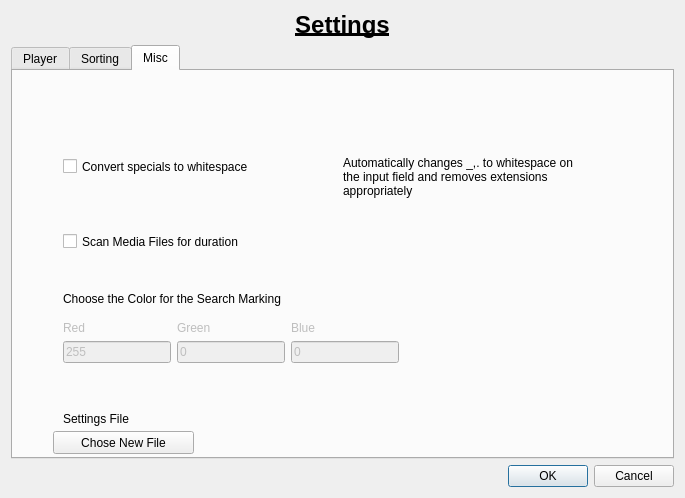
Before: the Qt Designer form src/settingsdialog.ui in Narfinger/serieviewer, drawn with Qt 5.
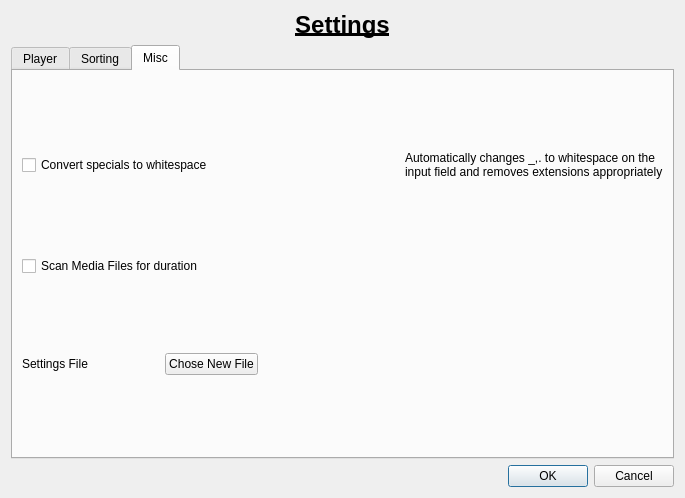
After: the same form once the commit is applied. The open tabs and pages were chosen to show the change. Icons and pictures are not drawn.

Commit message: cleaned up settings dialog and added icon for file save

The edit to the form file:
```diff
--- a/src/settingsdialog.ui
+++ b/src/settingsdialog.ui
@@ -286,103 +286,16 @@
       <attribute name="title">
        <string>Misc</string>
       </attribute>
-      <widget class="QWidget" name="gridLayoutWidget">
-       <property name="geometry">
-        <rect>
-         <x>50</x>
-         <y>250</y>
-         <width>461</width>
-         <height>52</height>
-        </rect>
-       </property>
        <layout class="QGridLayout" name="gridLayout2">
-        <property name="sizeConstraint">
-         <enum>QLayout::SetFixedSize</enum>
-        </property>
-        <item row="0" column="2">
-         <widget class="QLabel" name="label_8">
-          <property name="enabled">
-           <bool>false</bool>
-          </property>
+       <item row="2" column="4" colspan="2">
+        <widget class="QLabel" name="settingsfilelabel">
           <property name="text">
-           <string>Blue</string>
+          <string/>
           </property>
          </widget>
         </item>
-        <item row="0" column="0">
-         <widget class="QLabel" name="label_9">
-          <property name="enabled">
-           <bool>false</bool>
-          </property>
-          <property name="text">
-           <string>Red</string>
-          </property>
-         </widget>
-        </item>
-        <item row="0" column="1">
-         <widget class="QLabel" name="label_6">
-          <property name="enabled">
-           <bool>false</bool>
-          </property>
-          <property name="text">
-           <string>Green</string>
-          </property>
-         </widget>
-        </item>
-        <item row="1" column="0">
-         <widget class="QLineEdit" name="redEdit">
-          <property name="enabled">
-           <bool>false</bool>
-          </property>
-          <property name="text">
-           <string>255</string>
-          </property>
-         </widget>
-        </item>
-        <item row="1" column="1">
-         <widget class="QLineEdit" name="greenEdit">
-          <property name="enabled">
-           <bool>false</bool>
-          </property>
-          <property name="text">
-           <string>0</string>
-          </property>
-         </widget>
-        </item>
-        <item row="1" column="2">
-         <widget class="QLineEdit" name="blueEdit">
-          <property name="enabled">
-           <bool>false</bool>
-          </property>
-          <property name="text">
-           <string>0</string>
-          </property>
-         </widget>
-        </item>
-       </layout>
-      </widget>
-      <widget class="QLabel" name="label_10">
-       <property name="geometry">
-        <rect>
-         <x>50</x>
-         <y>220</y>
-         <width>431</width>
-         <height>16</height>
-        </rect>
-       </property>
-       <property name="text">
-        <string>Choose the Color for the Search Marking</string>
-       </property>
-      </widget>
+       <item row="0" column="5">
       <widget class="QLabel" name="label_7">
-       <property name="geometry">
-        <rect>
-         <x>330</x>
-         <y>70</y>
-         <width>238</width>
-         <height>71</height>
-        </rect>
-       </property>
        <property name="text">
         <string>Automatically changes _,. to whitespace on the input field and removes extensions appropriately</string>
        </property>
@@ -390,15 +303,9 @@
         <bool>true</bool>
        </property>
       </widget>
+       </item>
+       <item row="0" column="0" colspan="5">
       <widget class="QCheckBox" name="convertnamescheckbox">
-       <property name="geometry">
-        <rect>
-         <x>50</x>
-         <y>80</y>
-         <width>251</width>
-         <height>31</height>
-        </rect>
-       </property>
        <property name="autoFillBackground">
         <bool>false</bool>
        </property>
@@ -406,58 +313,83 @@
         <string>Convert specials to whitespace</string>
        </property>
       </widget>
-      <widget class="QCheckBox" name="scanmediabox">
-       <property name="geometry">
-        <rect>
-         <x>50</x>
-         <y>160</y>
-         <width>231</width>
-         <height>21</height>
-        </rect>
-       </property>
-       <property name="text">
-        <string>Scan Media Files for duration</string>
-       </property>
-      </widget>
+       </item>
+       <item row="2" column="0">
       <widget class="QLabel" name="label_5">
-       <property name="geometry">
-        <rect>
-         <x>50</x>
-         <y>340</y>
-         <width>111</width>
-         <height>16</height>
-        </rect>
+         <property name="sizePolicy">
+          <sizepolicy hsizetype="Fixed" vsizetype="Fixed">
+           <horstretch>0</horstretch>
+           <verstretch>0</verstretch>
+          </sizepolicy>
        </property>
        <property name="text">
         <string>Settings File</string>
        </property>
       </widget>
-      <widget class="QLabel" name="settingsfilelabel">
-       <property name="geometry">
-        <rect>
-         <x>210</x>
-         <y>340</y>
-         <width>421</width>
-         <height>16</height>
-        </rect>
-       </property>
+       </item>
+       <item row="1" column="0" colspan="5">
+        <widget class="QCheckBox" name="scanmediabox">
        <property name="text">
-        <string/>
-       </property>
-      </widget>
+          <string>Scan Media Files for duration</string>
+         </property>
+        </widget>
+       </item>
+       <item row="2" column="2">
       <widget class="QPushButton" name="settingsfileButton">
-       <property name="geometry">
-        <rect>
-         <x>40</x>
-         <y>360</y>
-         <width>141</width>
-         <height>23</height>
-        </rect>
+         <property name="sizePolicy">
+          <sizepolicy hsizetype="Fixed" vsizetype="Fixed">
+           <horstretch>0</horstretch>
+           <verstretch>0</verstretch>
+          </sizepolicy>
        </property>
        <property name="text">
         <string>Chose New File</string>
        </property>
-      </widget>
+         <property name="icon">
+          <iconset resource="icons.qrc">
+           <normaloff>:/icons/save.png</normaloff>:/icons/save.png</iconset>
+         </property>
+         <property name="iconSize">
+          <size>
+           <width>16</width>
+           <height>16</height>
+          </size>
+         </property>
+        </widget>
+       </item>
+       <item row="2" column="1">
+        <spacer name="horizontalSpacer">
+         <property name="orientation">
+          <enum>Qt::Horizontal</enum>
+         </property>
+         <property name="sizeType">
+          <enum>QSizePolicy::Fixed</enum>
+         </property>
+         <property name="sizeHint" stdset="0">
+          <size>
+           <width>20</width>
+           <height>20</height>
+          </size>
+         </property>
+        </spacer>
+       </item>
+       <item row="2" column="3">
+        <spacer name="horizontalSpacer_2">
+         <property name="orientation">
+          <enum>Qt::Horizontal</enum>
+         </property>
+         <property name="sizeType">
+          <enum>QSizePolicy::Fixed</enum>
+         </property>
+         <property name="sizeHint" stdset="0">
+          <size>
+           <width>20</width>
+           <height>20</height>
+          </size>
+         </property>
+        </spacer>
+       </item>
+      </layout>
      </widget>
     </widget>
    </item>
```
Left out of the diff: 4 changed lines with no effect on the pictures. Lines whose indentation alone changed are shown as unchanged. The commit also changes 2 other files.
